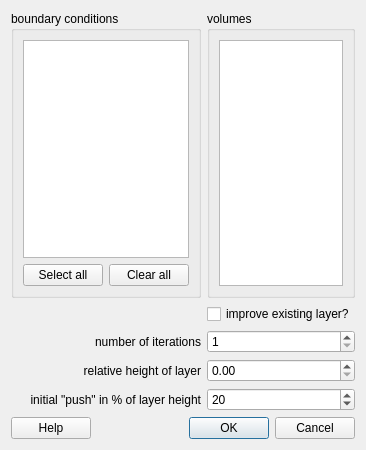
This is src/guicreateboundarylayer.ui in enGits/engrid as Qt 5 draws it before an edit. The edited form follows.
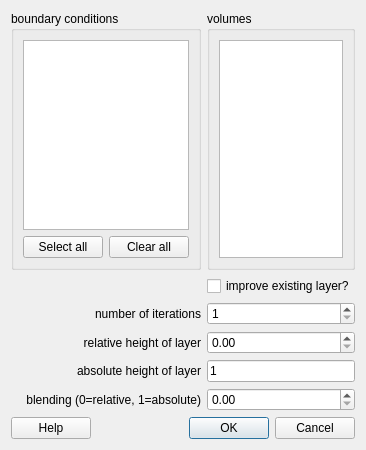
This is the edited form. Icons and pictures are not drawn.

The edit to the form file:
```diff
--- a/src/guicreateboundarylayer.ui
+++ b/src/guicreateboundarylayer.ui
@@ -6,7 +6,7 @@
    <rect>
     <x>0</x>
     <y>0</y>
-    <width>347</width>
+    <width>348</width>
     <height>450</height>
    </rect>
   </property>
@@ -85,7 +85,7 @@
      </layout>
     </widget>
    </item>
-   <item row="6" column="0" colspan="2">
+   <item row="7" column="0" colspan="2">
     <layout class="QHBoxLayout">
      <item>
       <widget class="QPushButton" name="pushButtonHelp">
@@ -163,32 +163,43 @@
      </property>
     </widget>
    </item>
-   <item row="5" column="1">
-    <widget class="QDoubleSpinBox" name="doubleSpinBoxPush">
-     <property name="decimals">
-      <number>0</number>
-     </property>
-     <property name="maximum">
-      <double>100.000000000000000</double>
-     </property>
-     <property name="singleStep">
-      <double>5.000000000000000</double>
-     </property>
-     <property name="value">
-      <double>20.000000000000000</double>
-     </property>
-    </widget>
-   </item>
    <item row="5" column="0">
     <widget class="QLabel" name="label_3">
      <property name="text">
-      <string>initial &quot;push&quot; in % of layer height</string>
+      <string>absolute height of layer</string>
      </property>
      <property name="alignment">
       <set>Qt::AlignRight|Qt::AlignTrailing|Qt::AlignVCenter</set>
      </property>
     </widget>
    </item>
+   <item row="6" column="0">
+    <widget class="QLabel" name="label_5">
+     <property name="text">
+      <string>blending (0=relative, 1=absolute)</string>
+     </property>
+     <property name="alignment">
+      <set>Qt::AlignRight|Qt::AlignTrailing|Qt::AlignVCenter</set>
+     </property>
+    </widget>
+   </item>
+   <item row="6" column="1">
+    <widget class="QDoubleSpinBox" name="doubleSpinBoxBlending">
+     <property name="maximum">
+      <double>1.000000000000000</double>
+     </property>
+     <property name="singleStep">
+      <double>0.050000000000000</double>
+     </property>
+    </widget>
+   </item>
+   <item row="5" column="1">
+    <widget class="QLineEdit" name="lineEditAbsolute">
+     <property name="text">
+      <string>1</string>
+     </property>
+    </widget>
+   </item>
   </layout>
  </widget>
  <resources>
```
Left out of the diff: 2 changed lines with no effect on the pictures.
